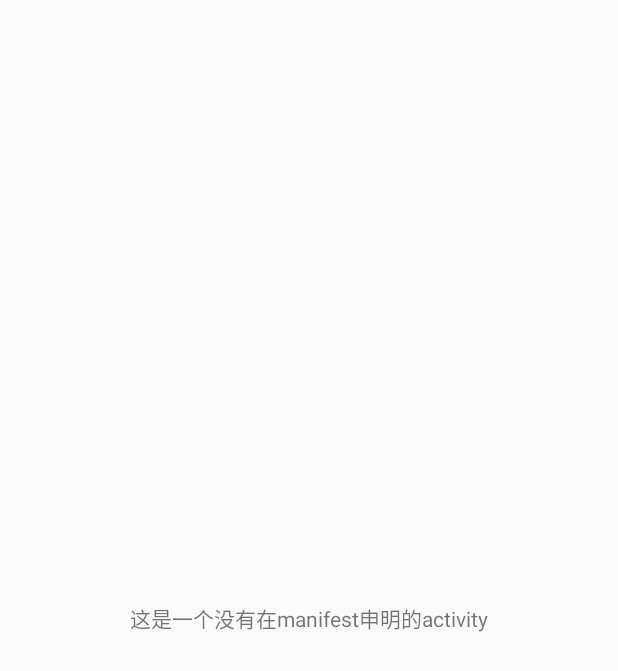
After one commit to iamdennisme/pluginstudydemo, an Android app: the layout activity_not_in_manifest.xml on its own in the app's theme, with its tools: preview values and no code run, on a phone screen of 412 x 824 dp. The commit adds this screen. Shown: the top 671 px of the screen. Run offline under Robolectric (Android 15) with nearby library versions, the phone set to English and light mode, and no system bars.

Commit message:
可以启动一个没有在manifest注册的activity

```diff
--- a/app/src/main/AndroidManifest.xml
+++ b/app/src/main/AndroidManifest.xml
@@ -17,7 +17,8 @@
                 <category android:name="android.intent.category.LAUNCHER" />
             </intent-filter>
         </activity>
-        <activity android:name=".OtherTestActivity"/>
+        <activity android:name=".OtherTestActivity" />
+        <activity android:name=".StubActivity" />
     </application>
 
 </manifest>
--- /dev/null
+++ b/app/src/main/java/com/dennisce/pluginstudydemo/Constant.java
@@ -0,0 +1,5 @@
+package com.dennisce.pluginstudydemo;
+
+public class Constant {
+    public static final String RAW_INTENT="RAW_INTENT";
+}
--- /dev/null
+++ b/app/src/main/res/layout/activity_not_in_manifest.xml
@@ -0,0 +1,17 @@
+<?xml version="1.0" encoding="utf-8"?>
+<androidx.constraintlayout.widget.ConstraintLayout xmlns:android="http://schemas.android.com/apk/res/android"
+    xmlns:app="http://schemas.android.com/apk/res-auto"
+    xmlns:tools="http://schemas.android.com/tools"
+    android:orientation="vertical" android:layout_width="match_parent"
+    android:layout_height="match_parent">
+
+    <TextView
+        android:id="@+id/textView"
+        android:layout_width="wrap_content"
+        android:layout_height="wrap_content"
+        android:text="这是一个没有在manifest申明的activity"
+        app:layout_constraintBottom_toBottomOf="parent"
+        app:layout_constraintEnd_toEndOf="parent"
+        app:layout_constraintStart_toStartOf="parent"
+        app:layout_constraintTop_toTopOf="parent" />
+</androidx.constraintlayout.widget.ConstraintLayout>
```
Also changed, not shown: app/src/main/java/com/dennisce/pluginstudydemo/MainActivity.java (+8 -6 lines), app/src/main/java/com/dennisce/pluginstudydemo/NotInManifestActivity.java (added, +14 -0 lines), app/src/main/java/com/dennisce/pluginstudydemo/StubActivity.java (added, +14 -0 lines), app/src/main/java/com/dennisce/pluginstudydemo/hookhelper/HookHelper.java (+43 -9 lines), app/src/main/java/com/dennisce/pluginstudydemo/hookhelper/ProxyInstrumentation.java (added, +40 -0 lines), app/src/main/java/com/dennisce/pluginstudydemo/util/ClassUtils.java (added, +66 -0 lines), app/src/main/res/layout/activity_stub.xml (added, +13 -0 lines).
